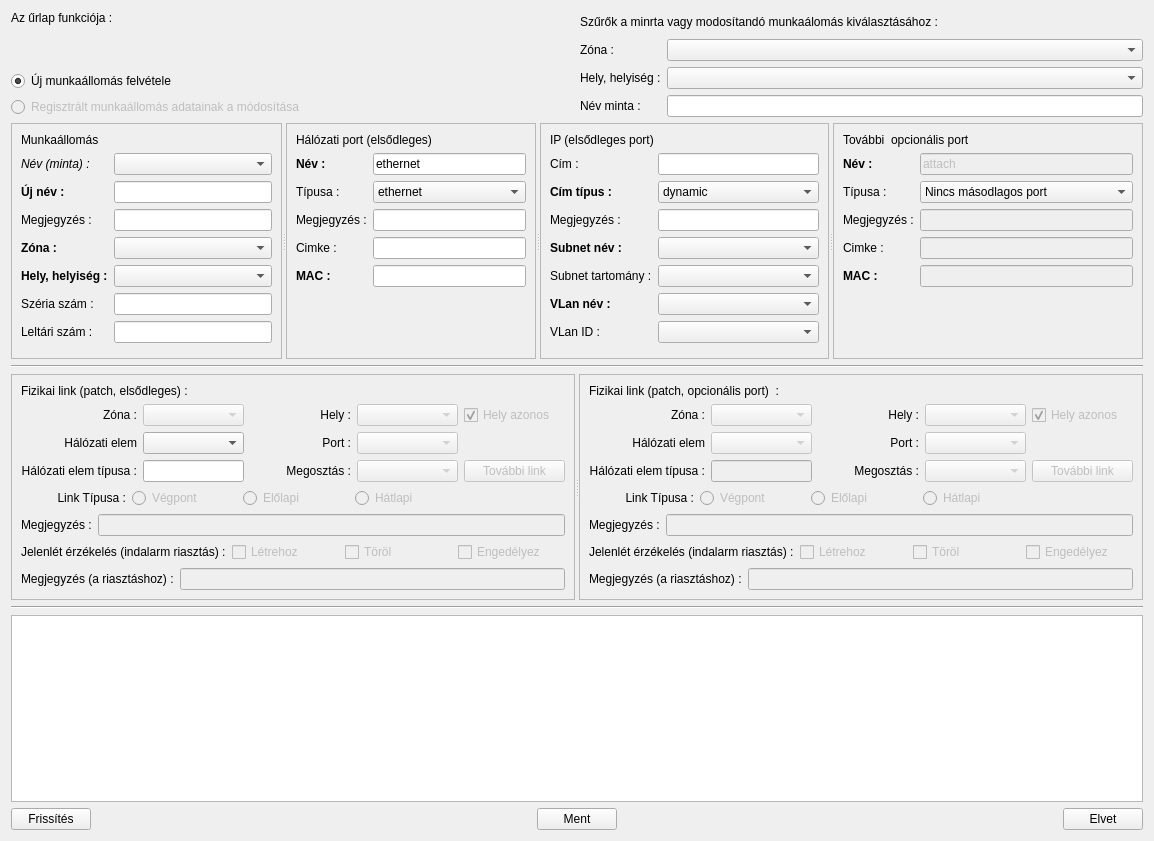
Qt form lv2g/wstform.ui (csikfer/lanview2) before a commit.
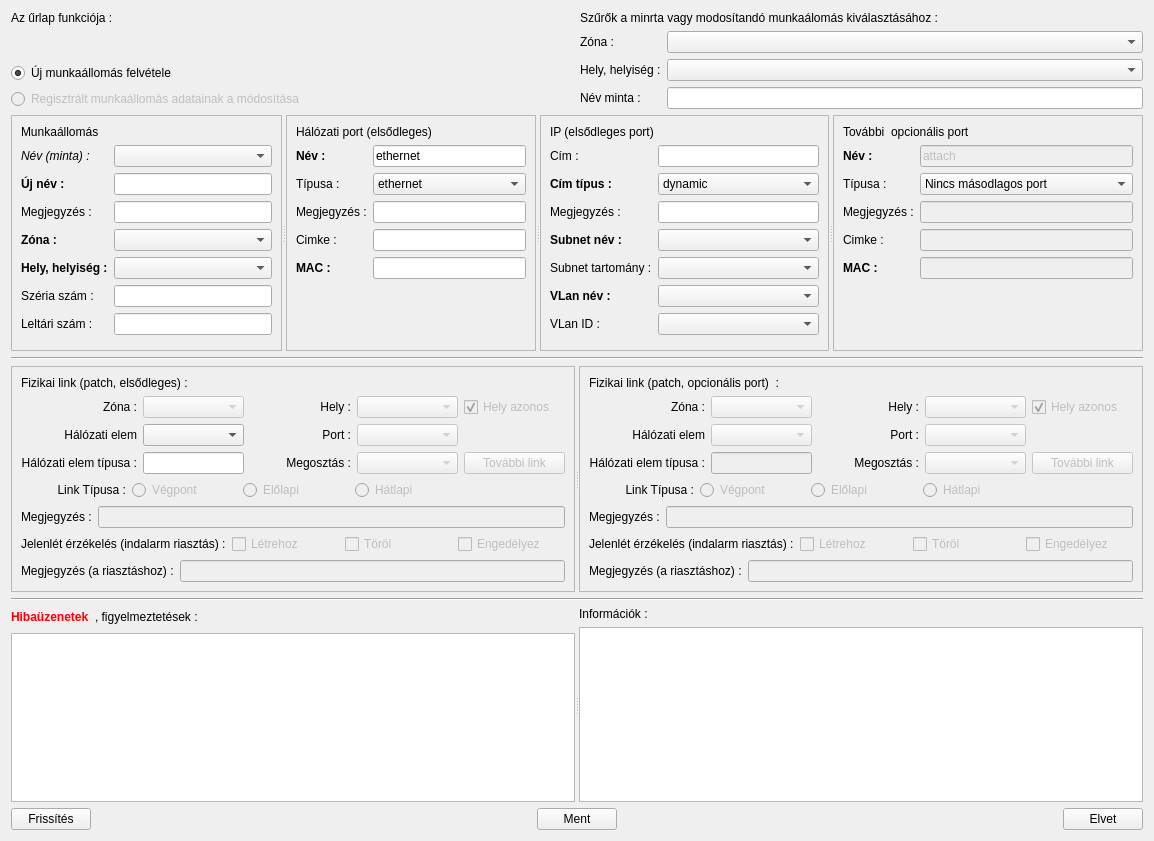
The same form after that commit.

What changed in the file:
```diff
--- a/lv2g/wstform.ui
+++ b/lv2g/wstform.ui
@@ -13,11 +13,11 @@
   <property name="windowTitle">
    <string>Form</string>
   </property>
-  <layout class="QVBoxLayout" name="verticalLayout_5" stretch="0,0,0,0,0,1,0">
+  <layout class="QVBoxLayout" name="verticalLayout_6" stretch="1,1,0,1,0,100,0">
    <item>
     <layout class="QHBoxLayout" name="horizontalLayout" stretch="1,1">
      <item>
-      <layout class="QVBoxLayout" name="verticalLayout_4">
+      <layout class="QVBoxLayout" name="verticalLayout_4" stretch="0,1,0,0">
        <item>
         <widget class="QLabel" name="labelNewMod">
          <property name="text">
@@ -1320,10 +1320,75 @@
     </widget>
    </item>
    <item>
-    <widget class="QTextEdit" name="textEditMsg">
-     <property name="readOnly">
-      <bool>true</bool>
+    <widget class="QSplitter" name="splitter">
+     <property name="orientation">
+      <enum>Qt::Horizontal</enum>
      </property>
+     <widget class="QWidget" name="">
+      <layout class="QVBoxLayout" name="verticalLayout_5">
+       <item>
+        <layout class="QHBoxLayout" name="horizontalLayout_2">
+         <item>
+          <widget class="QLabel" name="labelErr">
+           <property name="font">
+            <font>
+             <weight>75</weight>
+             <bold>true</bold>
+            </font>
+           </property>
+           <property name="styleSheet">
+            <string notr="true">QLabel { color : red; }</string>
+           </property>
+           <property name="text">
+            <string>Hibaüzenetek</string>
+           </property>
+          </widget>
+         </item>
+         <item>
+          <widget class="QLabel" name="labelWarn">
+           <property name="text">
+            <string>, figyelmeztetések :</string>
+           </property>
+          </widget>
+         </item>
+         <item>
+          <spacer name="horizontalSpacer_2">
+           <property name="orientation">
+            <enum>Qt::Horizontal</enum>
+           </property>
+           <property name="sizeHint" stdset="0">
+            <size>
+             <width>40</width>
+             <height>20</height>
+            </size>
+           </property>
+          </spacer>
+         </item>
+        </layout>
+       </item>
+       <item>
+        <widget class="QTextEdit" name="textEditErr"/>
+       </item>
+      </layout>
+     </widget>
+     <widget class="QWidget" name="">
+      <layout class="QVBoxLayout" name="verticalLayout_3">
+       <item>
+        <widget class="QLabel" name="labelInf">
+         <property name="text">
+          <string>Információk :</string>
+         </property>
+        </widget>
+       </item>
+       <item>
+        <widget class="QTextEdit" name="textEditMsg">
+         <property name="readOnly">
+          <bool>true</bool>
+         </property>
+        </widget>
+       </item>
+      </layout>
+     </widget>
     </widget>
    </item>
    <item>
```
Left out of the diff: 17 changed lines with no effect on the pictures.
